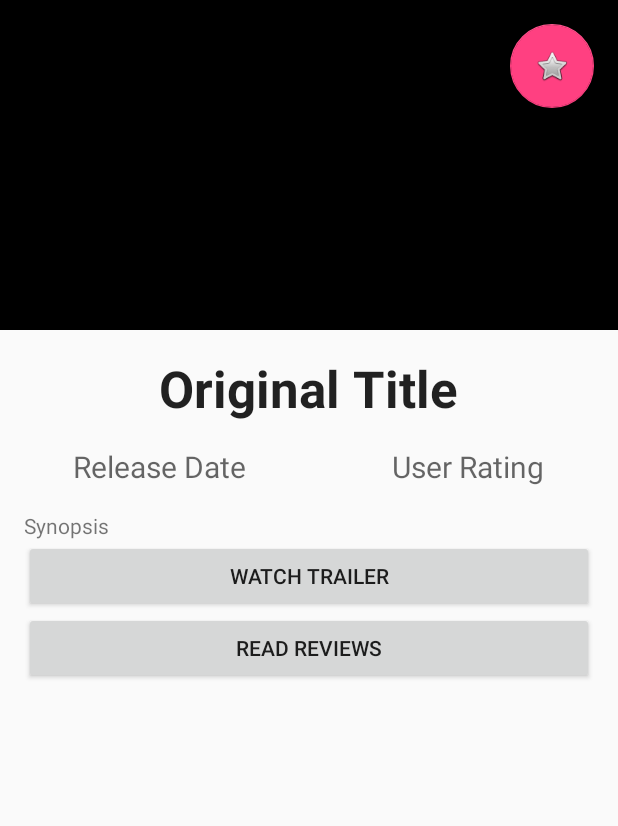
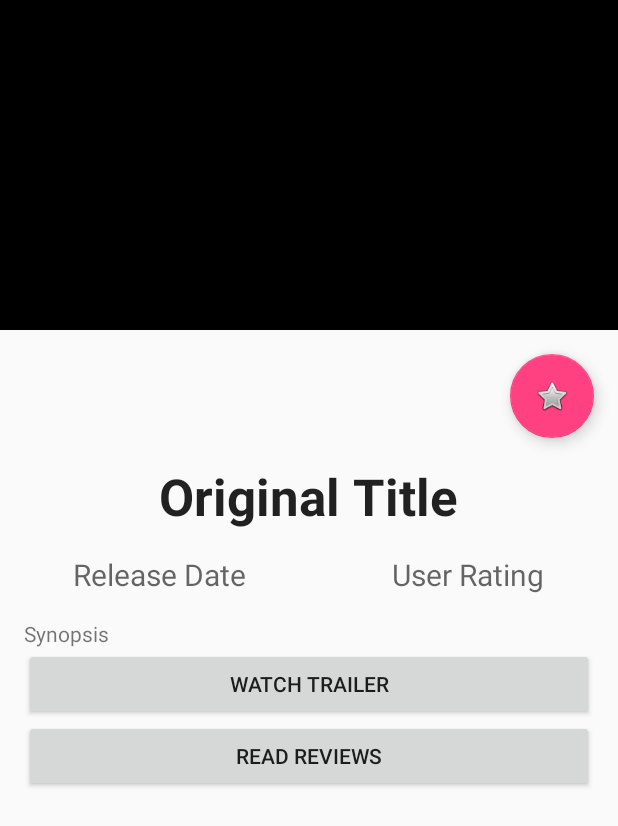
Before and after one commit to pdrogfer/PopularMoviesApp, an Android app: the FragmentDetails screen opened directly, with no data from a screen before it, after a tap on "READ REVIEWS", on a phone screen of 412 x 824 dp. Shown: the top 826 px of the screen. Run offline under Robolectric (Android 15) with nearby library versions, the phone set to English and light mode, and no system bars; our stand-ins replace Picasso; libraries missing offline, so code that uses them is left out: com.loopj.android, cz.msebera.android; pictures from the network do not load; 9 statements that could not run were skipped; 2 other taps on this screen came first.

Commit message:
update details layout

```diff
--- a/app/src/main/java/com/pgfmusic/popularmoviesapp/ui/FragmentDetails.java
+++ b/app/src/main/java/com/pgfmusic/popularmoviesapp/ui/FragmentDetails.java
@@ -100,9 +100,7 @@ public class FragmentDetails extends Fragment implements View.OnClickListener{
 
         getTrailers(tempMovie.getId());
 
-        String[] values = new String[] { "Android", "iPhone", "WindowsMobile",
-                "Blackberry", "WebOS", "Ubuntu", "Windows7", "Max OS X",
-                "Linux", "OS/2" };
+        String[] values = new String[]{};
         final ArrayList<String> list = new ArrayList<>();
         for (int i = 0; i < values.length; i++) {
             list.add(values[i]);
@@ -142,7 +140,7 @@ public class FragmentDetails extends Fragment implements View.OnClickListener{
                         Log.i(Utils.TAG, "Author: " + reviewAuthor);
                         String reviewContent = jsonReview.getString(tag_content);
                         Log.i(Utils.TAG, "Content: " + reviewContent);
-                        tempMovie.addReview(reviewAuthor);
+                        tempMovie.addReview(reviewAuthor + ": " + reviewContent);
                     }
                 } catch (UnsupportedEncodingException e) {
                     Log.i(Utils.TAG, "Reviews ERROR: " + e.toString());
--- a/app/src/main/res/layout/fragment_details.xml
+++ b/app/src/main/res/layout/fragment_details.xml
@@ -4,9 +4,10 @@
     android:layout_width="match_parent"
     android:layout_height="match_parent">
 
-<RelativeLayout
+<LinearLayout
     android:layout_width="match_parent"
-    android:layout_height="match_parent">
+    android:layout_height="match_parent"
+    android:orientation="vertical">
 
     <ImageView
         android:layout_width="fill_parent"
@@ -22,7 +23,7 @@
         android:id="@+id/btn_favourite"
         android:layout_width="wrap_content"
         android:layout_height="wrap_content"
-        android:layout_alignParentRight="true"
+        android:layout_gravity="end"
         android:layout_margin="16dp"
         android:elevation="2dp"
         android:onClick="addToFavourites"
@@ -34,9 +35,7 @@
         android:textAppearance="?android:attr/textAppearanceLarge"
         android:text="Original Title"
         android:id="@+id/tvDetailsTitle"
-        android:paddingTop="16dp"
-        android:layout_below="@id/ivDetailsPoster"
-        android:layout_centerHorizontal="true"
+        android:layout_gravity="center"
         android:gravity="center"
         android:textSize="@dimen/abc_text_size_display_1_material"
         android:textStyle="bold" />
@@ -45,12 +44,9 @@
         android:orientation="horizontal"
         android:layout_width="match_parent"
         android:layout_height="wrap_content"
-        android:layout_below="@+id/tvDetailsTitle"
         android:id="@+id/rowDetails"
         android:paddingTop="16dp"
-        android:paddingBottom="16dp"
-        android:layout_alignParentLeft="true"
-        android:layout_alignParentStart="true">
+        android:paddingBottom="16dp">
 
         <TextView
             android:layout_width="wrap_content"
@@ -81,7 +77,6 @@
         android:layout_marginLeft="16dp"
         android:layout_marginRight="16dp"
         android:id="@+id/tvDetailsSynopsis"
-        android:layout_below="@+id/rowDetails"
         android:textSize="@dimen/abc_text_size_body_1_material" />
 
     <Button
@@ -90,7 +85,6 @@
         android:layout_marginLeft="16dp"
         android:layout_marginRight="16dp"
         android:id="@+id/btn_trailer"
-        android:layout_below="@id/tvDetailsSynopsis"
         android:text="Watch Trailer" />
     <Button
         android:layout_width="match_parent"
@@ -98,14 +92,12 @@
         android:layout_marginLeft="16dp"
         android:layout_marginRight="16dp"
         android:id="@+id/btn_reviews"
-        android:layout_below="@id/btn_trailer"
         android:text="Read Reviews" />
 
     <ListView
         android:layout_width="match_parent"
-        android:layout_height="wrap_content"
-        android:id="@+id/lv_reviews"
-        android:layout_below="@id/btn_reviews" />
-</RelativeLayout>
+        android:layout_height="200dp"
+        android:id="@+id/lv_reviews" />
+</LinearLayout>
 
 </ScrollView>
```
